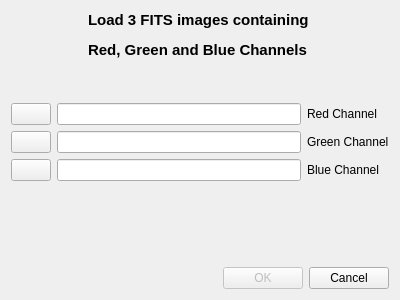
The window that src/UI/FitsImporter.ui (LuminanceHDR/LuminanceHDR) describes before a commit, drawn with Qt 5.
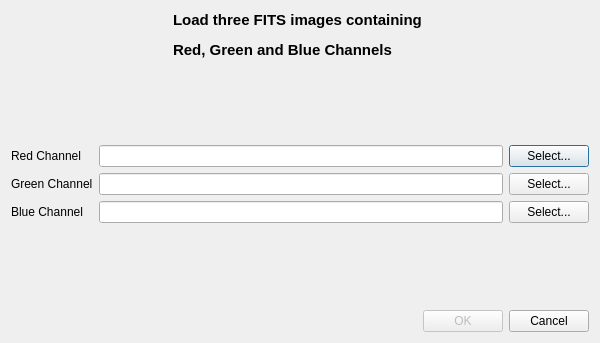
The same window after the commit. Icons and pictures are not drawn.

Commit message: [FITS]: Better looking FitsImporter dialog, Ctrl+F shortcut in mainwindow to activate it

```diff
--- a/src/UI/FitsImporter.ui
+++ b/src/UI/FitsImporter.ui
@@ -6,62 +6,21 @@
    <rect>
     <x>0</x>
     <y>0</y>
-    <width>400</width>
-    <height>300</height>
+    <width>600</width>
+    <height>343</height>
    </rect>
   </property>
+  <property name="sizePolicy">
+   <sizepolicy hsizetype="Fixed" vsizetype="Fixed">
+    <horstretch>0</horstretch>
+    <verstretch>0</verstretch>
+   </sizepolicy>
+  </property>
   <property name="windowTitle">
    <string>Fits Importer</string>
   </property>
   <layout class="QGridLayout" name="gridLayout">
-   <item row="3" column="0">
-    <spacer name="verticalSpacer">
-     <property name="orientation">
-      <enum>Qt::Vertical</enum>
-     </property>
-     <property name="sizeHint" stdset="0">
-      <size>
-       <width>20</width>
-       <height>81</height>
-      </size>
-     </property>
-    </spacer>
-   </item>
-   <item row="4" column="1">
-    <layout class="QHBoxLayout" name="horizontalLayout_4">
-     <item>
-      <spacer name="horizontalSpacer">
-       <property name="orientation">
-        <enum>Qt::Horizontal</enum>
-       </property>
-       <property name="sizeHint" stdset="0">
-        <size>
-         <width>40</width>
-         <height>20</height>
-        </size>
-       </property>
-      </spacer>
-     </item>
-     <item>
-      <widget class="QPushButton" name="pushButtonOK">
-       <property name="enabled">
-        <bool>false</bool>
-       </property>
-       <property name="text">
-        <string>OK</string>
-       </property>
-      </widget>
-     </item>
-     <item>
-      <widget class="QPushButton" name="pushButtonCancel">
-       <property name="text">
-        <string>Cancel</string>
-       </property>
-      </widget>
-     </item>
-    </layout>
-   </item>
-   <item row="0" column="0" colspan="2">
+   <item row="0" column="0">
     <layout class="QHBoxLayout" name="horizontalLayout_6">
      <item>
       <spacer name="horizontalSpacer_2">
@@ -79,7 +38,7 @@
      <item>
       <widget class="QLabel" name="label_4">
        <property name="text">
-        <string>&lt;html&gt;&lt;head/&gt;&lt;body&gt;&lt;p align=&quot;justify&quot;&gt;&lt;span style=&quot; font-size:11pt; font-weight:600;&quot;&gt;Load 3 FITS images containing &lt;/span&gt;&lt;/p&gt;&lt;p align=&quot;justify&quot;&gt;&lt;span style=&quot; font-size:11pt; font-weight:600;&quot;&gt;Red, Green and Blue Channels&lt;/span&gt;&lt;/p&gt;&lt;/body&gt;&lt;/html&gt;</string>
+        <string>&lt;html&gt;&lt;head/&gt;&lt;body&gt;&lt;p align=&quot;justify&quot;&gt;&lt;span style=&quot; font-size:11pt; font-weight:600;&quot;&gt;Load three FITS images containing &lt;/span&gt;&lt;/p&gt;&lt;p align=&quot;justify&quot;&gt;&lt;span style=&quot; font-size:11pt; font-weight:600;&quot;&gt;Red, Green and Blue Channels&lt;/span&gt;&lt;/p&gt;&lt;/body&gt;&lt;/html&gt;</string>
        </property>
       </widget>
      </item>
@@ -98,66 +57,21 @@
      </item>
     </layout>
    </item>
-   <item row="2" column="0" colspan="2">
+   <item row="1" column="0">
+    <spacer name="verticalSpacer_2">
+     <property name="orientation">
+      <enum>Qt::Vertical</enum>
+     </property>
+     <property name="sizeHint" stdset="0">
+      <size>
+       <width>20</width>
+       <height>40</height>
+      </size>
+     </property>
+    </spacer>
+   </item>
+   <item row="2" column="0">
     <layout class="QHBoxLayout" name="horizontalLayout_5">
-     <item>
-      <layout class="QVBoxLayout" name="verticalLayout_2">
-       <item>
-        <layout class="QHBoxLayout" name="horizontalLayout_3">
-         <item>
-          <widget class="QPushButton" name="pushButtonRed">
-           <property name="text">
-            <string/>
-           </property>
-           <property name="icon">
-            <iconset resource="../../icons.qrc">
-             <normaloff>:/new/prefix1/images/fileopen.png</normaloff>:/new/prefix1/images/fileopen.png</iconset>
-           </property>
-          </widget>
-         </item>
-         <item>
-          <widget class="QLineEdit" name="lineEditRed"/>
-         </item>
-        </layout>
-       </item>
-       <item>
-        <layout class="QHBoxLayout" name="horizontalLayout_2">
-         <item>
-          <widget class="QPushButton" name="pushButtonGreen">
-           <property name="text">
-            <string/>
-           </property>
-           <property name="icon">
-            <iconset resource="../../icons.qrc">
-             <normaloff>:/new/prefix1/images/fileopen.png</normaloff>:/new/prefix1/images/fileopen.png</iconset>
-           </property>
-          </widget>
-         </item>
-         <item>
-          <widget class="QLineEdit" name="lineEditGreen"/>
-         </item>
-        </layout>
-       </item>
-       <item>
-        <layout class="QHBoxLayout" name="horizontalLayout">
-         <item>
-          <widget class="QPushButton" name="pushButtonBlue">
-           <property name="text">
-            <string/>
-           </property>
-           <property name="icon">
-            <iconset resource="../../icons.qrc">
-             <normaloff>:/new/prefix1/images/fileopen.png</normaloff>:/new/prefix1/images/fileopen.png</iconset>
-           </property>
-          </widget>
-         </item>
-         <item>
-          <widget class="QLineEdit" name="lineEditBlue"/>
-         </item>
-        </layout>
-       </item>
-      </layout>
-     </item>
      <item>
       <layout class="QVBoxLayout" name="verticalLayout">
        <item>
@@ -183,21 +97,113 @@
        </item>
       </layout>
      </item>
+     <item>
+      <layout class="QVBoxLayout" name="verticalLayout_2">
+       <item>
+        <layout class="QHBoxLayout" name="horizontalLayout_3">
+         <item>
+          <widget class="QLineEdit" name="lineEditRed"/>
+         </item>
+         <item>
+          <widget class="QPushButton" name="pushButtonRed">
+           <property name="text">
+            <string>Select...</string>
+           </property>
+           <property name="icon">
+            <iconset resource="../../icons.qrc">
+             <normaloff>:/new/prefix1/images/fileopen.png</normaloff>:/new/prefix1/images/fileopen.png</iconset>
+           </property>
+          </widget>
+         </item>
+        </layout>
+       </item>
+       <item>
+        <layout class="QHBoxLayout" name="horizontalLayout_2">
+         <item>
+          <widget class="QLineEdit" name="lineEditGreen"/>
+         </item>
+         <item>
+          <widget class="QPushButton" name="pushButtonGreen">
+           <property name="text">
+            <string>Select...</string>
+           </property>
+           <property name="icon">
+            <iconset resource="../../icons.qrc">
+             <normaloff>:/new/prefix1/images/fileopen.png</normaloff>:/new/prefix1/images/fileopen.png</iconset>
+           </property>
+          </widget>
+         </item>
+        </layout>
+       </item>
+       <item>
+        <layout class="QHBoxLayout" name="horizontalLayout">
+         <item>
+          <widget class="QLineEdit" name="lineEditBlue"/>
+         </item>
+         <item>
+          <widget class="QPushButton" name="pushButtonBlue">
+           <property name="text">
+            <string>Select...</string>
+           </property>
+           <property name="icon">
+            <iconset resource="../../icons.qrc">
+             <normaloff>:/new/prefix1/images/fileopen.png</normaloff>:/new/prefix1/images/fileopen.png</iconset>
+           </property>
+          </widget>
+         </item>
+        </layout>
+       </item>
+      </layout>
+     </item>
     </layout>
    </item>
-   <item row="1" column="0">
-    <spacer name="verticalSpacer_2">
+   <item row="3" column="0">
+    <spacer name="verticalSpacer">
      <property name="orientation">
       <enum>Qt::Vertical</enum>
      </property>
      <property name="sizeHint" stdset="0">
       <size>
        <width>20</width>
-       <height>40</height>
+       <height>81</height>
       </size>
      </property>
     </spacer>
    </item>
+   <item row="4" column="0">
+    <layout class="QHBoxLayout" name="horizontalLayout_4">
+     <item>
+      <spacer name="horizontalSpacer">
+       <property name="orientation">
+        <enum>Qt::Horizontal</enum>
+       </property>
+       <property name="sizeHint" stdset="0">
+        <size>
+         <width>40</width>
+         <height>20</height>
+        </size>
+       </property>
+      </spacer>
+     </item>
+     <item>
+      <widget class="QPushButton" name="pushButtonOK">
+       <property name="enabled">
+        <bool>false</bool>
+       </property>
+       <property name="text">
+        <string>OK</string>
+       </property>
+      </widget>
+     </item>
+     <item>
+      <widget class="QPushButton" name="pushButtonCancel">
+       <property name="text">
+        <string>Cancel</string>
+       </property>
+      </widget>
+     </item>
+    </layout>
+   </item>
   </layout>
  </widget>
  <resources>
```
The commit also changes 2 other files.
